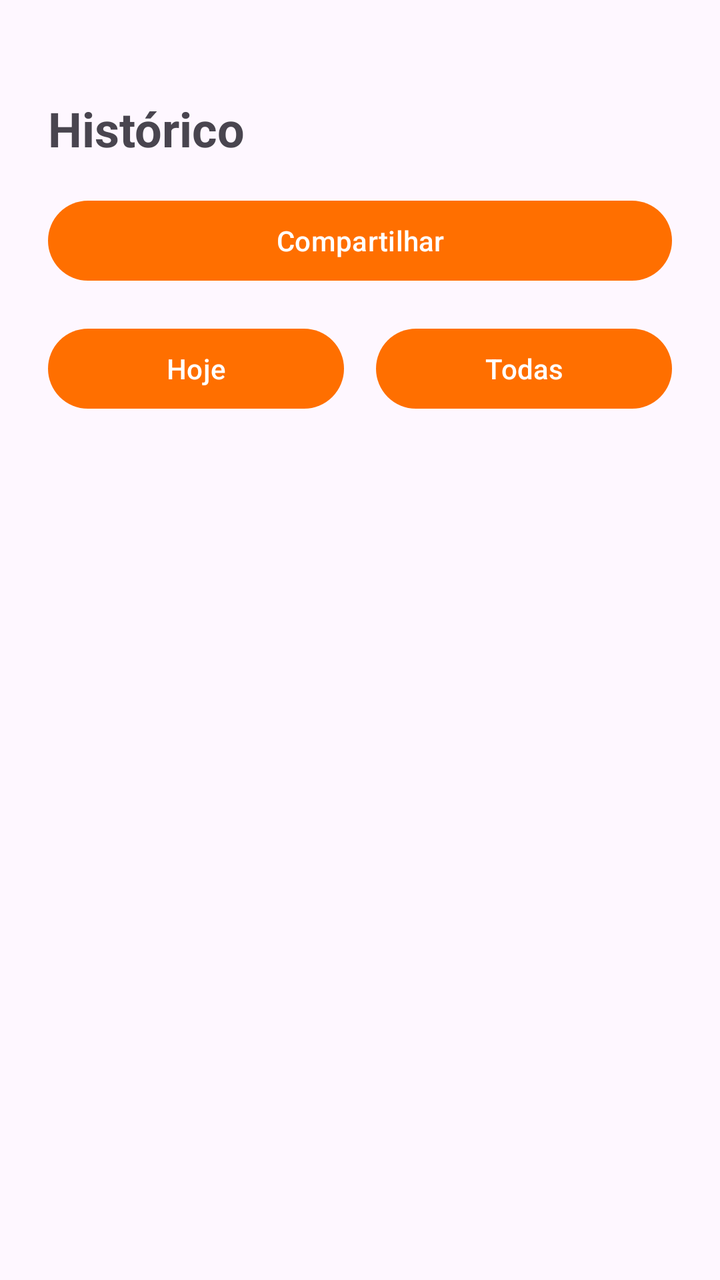
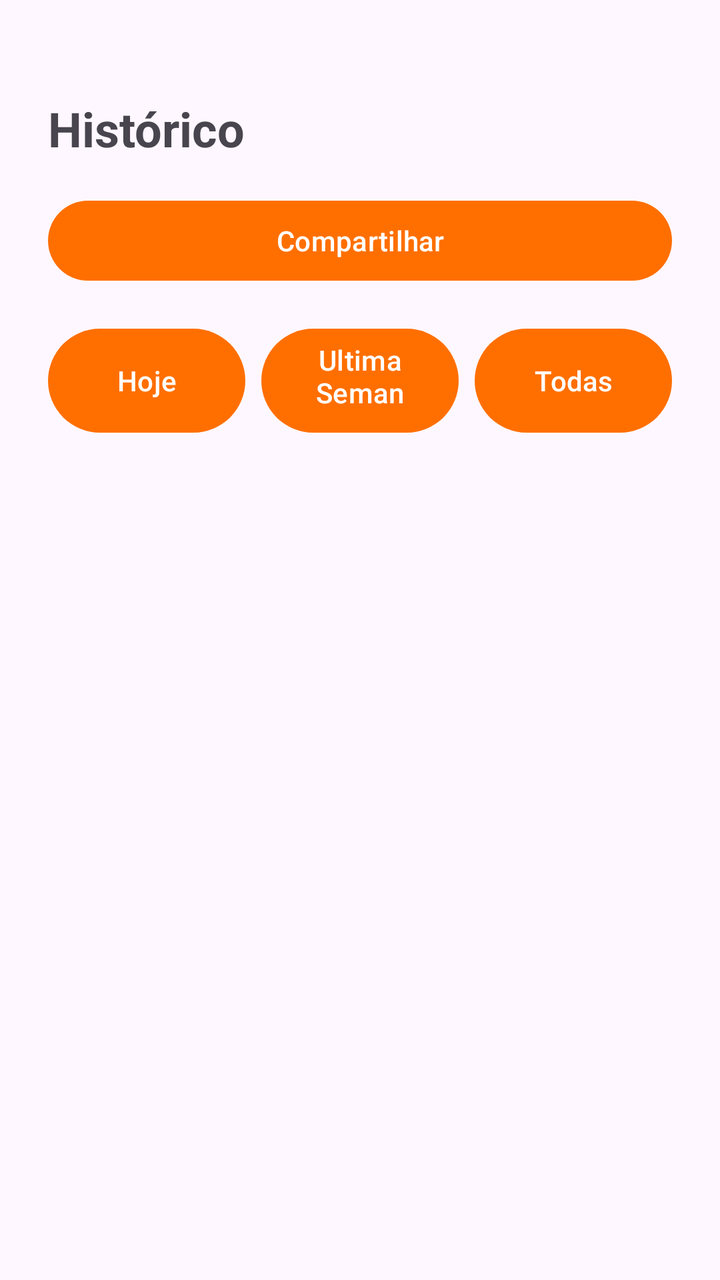

An Android layout rendered at two revisions. The XML below is the earlier revision; the diff shows what the commit changed to produce the second picture.
<!-- AndroidManifest.xml: application theme Theme.FocusZone -->
<!-- res/layout/activity_historico.xml -->
<?xml version="1.0" encoding="utf-8"?>
<androidx.constraintlayout.widget.ConstraintLayout xmlns:android="http://schemas.android.com/apk/res/android"
    xmlns:app="http://schemas.android.com/apk/res-auto"
    android:layout_width="match_parent"
    android:layout_height="match_parent"
    android:padding="24dp">

    <com.google.android.material.textview.MaterialTextView
        android:id="@+id/tituloHistoricoText"
        android:layout_width="wrap_content"
        android:layout_height="wrap_content"
        android:text="@string/titulo_historico"
        android:textSize="24sp"
        android:textStyle="bold"
        app:layout_constraintTop_toTopOf="parent"
        app:layout_constraintStart_toStartOf="parent"
        android:layout_marginTop="24dp"/>

    <com.google.android.material.button.MaterialButton
        android:id="@+id/compartilharButton"
        android:layout_width="0dp"
        android:layout_height="wrap_content"
        android:text="@string/btn_compartilhar"
        app:layout_constraintTop_toBottomOf="@id/tituloHistoricoText"
        app:layout_constraintStart_toStartOf="parent"
        app:layout_constraintEnd_toEndOf="parent"
        android:layout_marginTop="16dp"/>

    <com.google.android.material.button.MaterialButton
        android:id="@+id/hojeButton"
        android:layout_width="0dp"
        android:layout_height="wrap_content"
        android:text="@string/btn_hoje"
        app:layout_constraintTop_toBottomOf="@id/compartilharButton"
        app:layout_constraintStart_toStartOf="parent"
        app:layout_constraintEnd_toStartOf="@id/todasButton"
        app:layout_constraintHorizontal_chainStyle="spread"
        android:layout_marginTop="16dp"
        android:layout_marginEnd="8dp"/>

    <com.google.android.material.button.MaterialButton
        android:id="@+id/todasButton"
        android:layout_width="0dp"
        android:layout_height="wrap_content"
        android:text="@string/btn_todas"
        app:layout_constraintTop_toBottomOf="@id/compartilharButton"
        app:layout_constraintStart_toEndOf="@id/hojeButton"
        app:layout_constraintEnd_toEndOf="parent"
        android:layout_marginTop="16dp"
        android:layout_marginStart="8dp"/>

    <androidx.recyclerview.widget.RecyclerView
        android:id="@+id/historicoRecyclerView"
        android:layout_width="0dp"
        android:layout_height="0dp"
        app:layout_constraintTop_toBottomOf="@id/hojeButton"
        app:layout_constraintBottom_toBottomOf="parent"
        app:layout_constraintStart_toStartOf="parent"
        app:layout_constraintEnd_toEndOf="parent"
        android:layout_marginTop="16dp"/>

</androidx.constraintlayout.widget.ConstraintLayout>
<!-- resources referenced by this layout -->
<resources>
  <string name="btn_compartilhar">Compartilhar</string>
  <string name="btn_hoje">Hoje</string>
  <string name="btn_todas">Todas</string>
  <string name="titulo_historico">Histórico</string>
  <style name="Theme.FocusZone" parent="Base.Theme.FocusZone" />
  <style name="Base.Theme.FocusZone" parent="Theme.Material3.DayNight.NoActionBar">
          
          <item name="colorPrimary">@color/focusPrimary</item>
      </style>
  <color name="focusPrimary">#FF6F00</color>
</resources>

<!-- the commit's change to res/layout/activity_historico.xml (unified diff, before → after) -->
@@ -1,6 +1,7 @@
 <?xml version="1.0" encoding="utf-8"?>
 <androidx.constraintlayout.widget.ConstraintLayout xmlns:android="http://schemas.android.com/apk/res/android"
     xmlns:app="http://schemas.android.com/apk/res-auto"
+    xmlns:tools="http://schemas.android.com/tools"
     android:layout_width="match_parent"
     android:layout_height="match_parent"
     android:padding="24dp">
@@ -29,25 +30,35 @@
     <com.google.android.material.button.MaterialButton
         android:id="@+id/hojeButton"
         android:layout_width="0dp"
-        android:layout_height="wrap_content"
+        android:layout_height="60dp"
+        android:layout_marginTop="16dp"
+        android:layout_marginEnd="8dp"
         android:text="@string/btn_hoje"
-        app:layout_constraintTop_toBottomOf="@id/compartilharButton"
+        app:layout_constraintEnd_toStartOf="@id/ultimaSemanaButton"
+        app:layout_constraintHorizontal_chainStyle="spread"
         app:layout_constraintStart_toStartOf="parent"
-        app:layout_constraintEnd_toStartOf="@id/todasButton"
-        app:layout_constraintHorizontal_chainStyle="spread"
-        android:layout_marginTop="16dp"
-        android:layout_marginEnd="8dp"/>
+        app:layout_constraintTop_toBottomOf="@id/compartilharButton" />
 
     <com.google.android.material.button.MaterialButton
         android:id="@+id/todasButton"
         android:layout_width="0dp"
-        android:layout_height="wrap_content"
+        android:layout_height="60dp"
+        android:layout_marginStart="8dp"
+        android:layout_marginTop="16dp"
         android:text="@string/btn_todas"
-        app:layout_constraintTop_toBottomOf="@id/compartilharButton"
-        app:layout_constraintStart_toEndOf="@id/hojeButton"
         app:layout_constraintEnd_toEndOf="parent"
+        app:layout_constraintStart_toEndOf="@id/ultimaSemanaButton"
+        app:layout_constraintTop_toBottomOf="@id/compartilharButton" />
+
+    <com.google.android.material.button.MaterialButton
+        android:id="@+id/ultimaSemanaButton"
+        android:text="@string/ultima_semana"
+        android:layout_width="0dp"
+        android:layout_height="60dp"
         android:layout_marginTop="16dp"
-        android:layout_marginStart="8dp"/>
+        app:layout_constraintEnd_toStartOf="@+id/todasButton"
+        app:layout_constraintStart_toEndOf="@+id/hojeButton"
+        app:layout_constraintTop_toBottomOf="@+id/compartilharButton" />
 
     <androidx.recyclerview.widget.RecyclerView
         android:id="@+id/historicoRecyclerView"
<!-- resource entries referenced after the edit -->
@@ -4,6 +4,7 @@
   <string name="btn_hoje">Hoje</string>
   <string name="btn_todas">Todas</string>
   <string name="titulo_historico">Histórico</string>
+  <string name="ultima_semana">Ultima Semana</string>
   <style name="Theme.FocusZone" parent="Base.Theme.FocusZone" />
   <style name="Base.Theme.FocusZone" parent="Theme.Material3.DayNight.NoActionBar">
           
